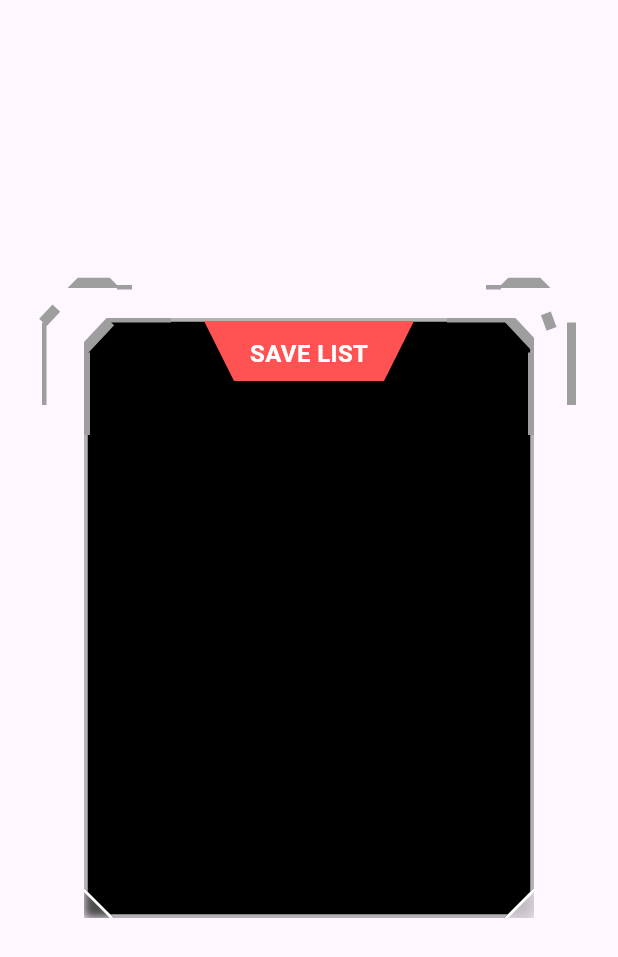
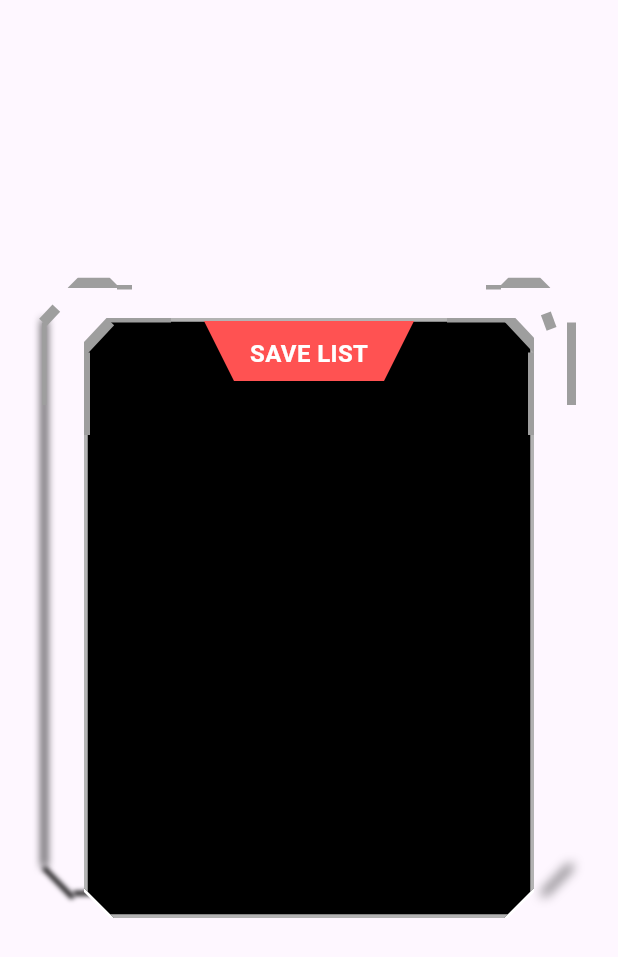
Before and after one commit to aankitasoni/GT_Task1, a Flutter app: the screen it shows after launch, on a phone screen of 412 x 824 dp. Shown: the top 957 px of the screen. Run offline on Flutter 3.47's test engine with Material 3 defaults, Android fonts, the phone set to English and light mode, and no system bars.

```diff
--- a/lib/screens/task_one.dart
+++ b/lib/screens/task_one.dart
@@ -10,13 +10,91 @@ class TaskOne extends StatelessWidget {
     return Scaffold(
       body: Stack(
         children: [
+          Positioned(
+            top: 203,
+            left: 38,
+            child: Container(
+              width: 3,
+              height: 365,
+              decoration: const BoxDecoration(
+                boxShadow: [
+                  BoxShadow(
+                    color: Colors.black,
+                    offset: Offset(-10, 10),
+                    blurRadius: 4,
+                  ),
+                ],
+              ),
+            ),
+          ),
+          Positioned(
+            top: 580,
+            left: 25,
+            child: Transform(
+              alignment: Alignment.center,
+              transform: Matrix4.rotationZ(0.8),
+              child: Container(
+                width: 28,
+                height: 3,
+                decoration: const BoxDecoration(
+                  boxShadow: [
+                    BoxShadow(
+                      color: Colors.black,
+                      offset: Offset(5, 5),
+                      blurRadius: 2.5,
+                    ),
+                  ],
+                ),
+              ),
+            ),
+          ),
+          Positioned(
+            top: 584,
+            left: 59,
+            child: Container(
+              width: 260,
+              height: 3,
+              decoration: const BoxDecoration(
+                boxShadow: [
+                  BoxShadow(
+                    color: Colors.black,
+                    offset: Offset(-10, 10),
+                    blurRadius: 2.5,
+                  ),
+                ],
+              ),
+            ),
+          ),
+          Positioned(
+            top: 594,
+            right: 25,
+            child: Transform(
+              alignment: Alignment.center,
+              transform: Matrix4.rotationZ(-0.8),
+              child: Container(
+                width: 28,
+                height: 2.5,
+                decoration: const BoxDecoration(
+                  boxShadow: [
+                    BoxShadow(
+                      color: Colors.black,
+                      offset: Offset(5, -7),
+                      blurRadius: 6,
+                    ),
+                  ],
+                ),
+              ),
+            ),
+          ),
           _buildVerticalLine(top: 215, left: 28, width: 3, height: 55),
           _buildOppositeTrapezium(top: 185, left: 45),
           _buildHorizontalLine(top: 190, left: 78, width: 10),
           _buildHorizontalLine(top: 190, right: 78, width: 10),
           _buildOppositeTrapezium(top: 185, right: 45),
-          _buildRotatedLine(top: 203, left: 35, width: 7, height: 13, angle: 0.7527),
-          _buildRotatedLine(top: 218, right: 34, width: 7, height: 11, angle: 90 + 0.7527),
+          _buildRotatedLine(
+              top: 203, left: 35, width: 7, height: 13, angle: 0.7527),
+          _buildRotatedLine(
+              top: 218, right: 34, width: 7, height: 11, angle: 90 + 0.7527),
           _buildVerticalLine(top: 215, right: 28, width: 6, height: 55),
           _buildCenterBox(),
         ],
@@ -24,8 +102,12 @@ class TaskOne extends StatelessWidget {
     );
   }
 
-  // Reusable widget for vertical line
-  Widget _buildVerticalLine({required double top, double? left, double? right, required double width, required double height}) {
+  Widget _buildVerticalLine(
+      {required double top,
+        double? left,
+        double? right,
+        required double width,
+        required double height}) {
     return Positioned(
       top: top,
       left: left,
@@ -38,8 +120,11 @@ class TaskOne extends StatelessWidget {
     );
   }
 
-  // Reusable widget for horizontal line
-  Widget _buildHorizontalLine({required double top, double? left, double? right, required double width}) {
+  Widget _buildHorizontalLine(
+      {required double top,
+        double? left,
+        double? right,
+        required double width}) {
     return Positioned(
       top: top,
       left: left,
@@ -52,8 +137,13 @@ class TaskOne extends StatelessWidget {
     );
   }
 
-  // Reusable widget for rotated line
-  Widget _buildRotatedLine({required double top, double? left, double? right, required double width, required double height, required double angle}) {
+  Widget _buildRotatedLine(
+      {required double top,
+        double? left,
+        double? right,
+        required double width,
+        required double height,
+        required double angle}) {
     return Positioned(
       top: top,
       left: left,
@@ -70,8 +160,8 @@ class TaskOne extends StatelessWidget {
     );
   }
 
-  // Reusable widget for trapezium shape
-  Widget _buildOppositeTrapezium({required double top, double? left, double? right}) {
+  Widget _buildOppositeTrapezium(
+      {required double top, double? left, double? right}) {
     return Positioned(
       top: top,
       left: left,
@@ -86,7 +176,6 @@ class TaskOne extends StatelessWidget {
       ),
     );
   }
-
 
   Widget _buildCenterBox() {
     return Center(
@@ -121,8 +210,10 @@ class TaskOne extends StatelessWidget {
           _buildHorizontalLine(top: 0, left: 15, width: 43),
           _buildHorizontalLine(top: 0, right: 15, width: 43),
           _buildVerticalLine(top: 23, right: -20, width: 24, height: 55),
-          _buildRotatedLine(top: 0, left: 15, width: 7, height: 35, angle: 0.7527),
-          _buildRotatedLine(top: 0, right: 15, width: 7, height: 35, angle: -0.7527),
+          _buildRotatedLine(
+              top: 0, left: 15, width: 7, height: 35, angle: 0.7527),
+          _buildRotatedLine(
+              top: 0, right: 15, width: 7, height: 35, angle: -0.7527),
           _buildSaveList(),
         ],
       ),
@@ -192,31 +283,6 @@ class CustomClipperBorderPainter extends CustomPainter {
       ..lineTo(0, size.height - cornerSize)
       ..close();
 
-    var shadowPathLeft = Path()
-      ..moveTo(0, size.height - cornerSize)
-      ..lineTo(0, size.height)
-      ..lineTo(cornerSize, size.height)
-      ..lineTo(cornerSize, size.height - cornerSize)
-      ..close();
-
-    var shadowPathRight = Path()
-      ..moveTo(size.width, size.height - cornerSize)
-      ..lineTo(size.width, size.height)
-      ..lineTo(size.width - cornerSize, size.height)
-      ..lineTo(size.width - cornerSize, size.height - cornerSize)
-      ..close();
-
-    var shadowPaintLeft = Paint()
-      ..color = Colors.black.withOpacity(0.7)
-      ..maskFilter = const MaskFilter.blur(BlurStyle.normal, 3);
-
-    var shadowPaintRight = Paint()
-      ..color = Colors.black.withOpacity(0.5)
-      ..maskFilter = const MaskFilter.blur(BlurStyle.normal, 10);
-
-    canvas.drawPath(shadowPathLeft, shadowPaintLeft);
-    canvas.drawPath(shadowPathRight, shadowPaintRight);
-
     var borderPaint = Paint()
       ..color = Colors.white
       ..style = PaintingStyle.stroke
```
